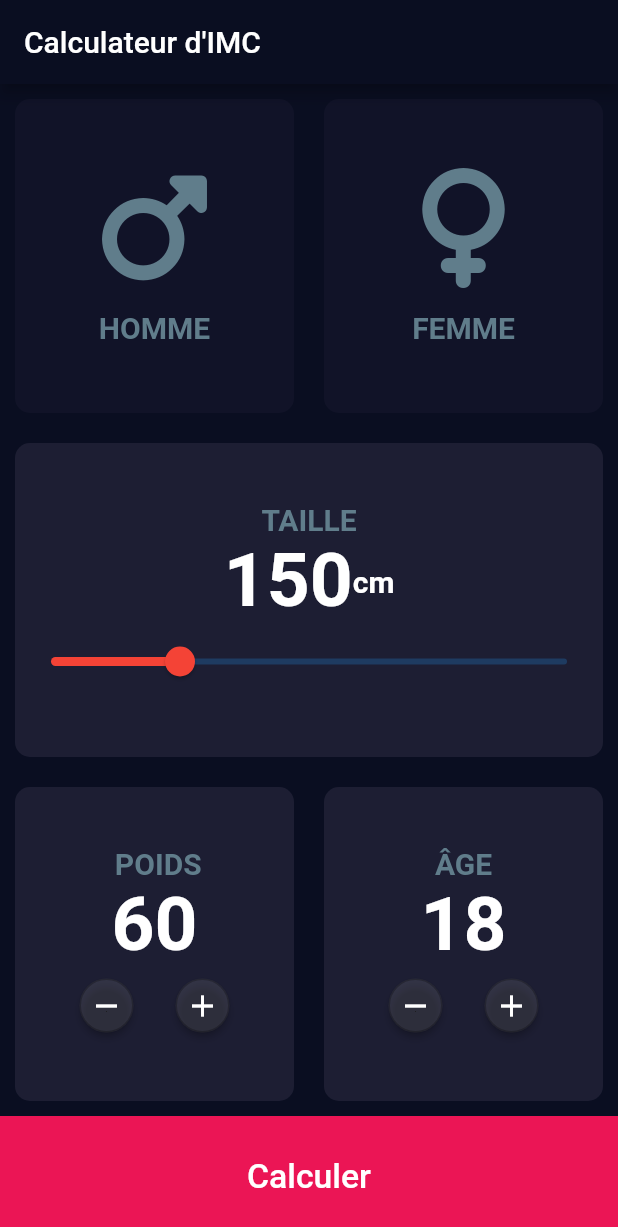
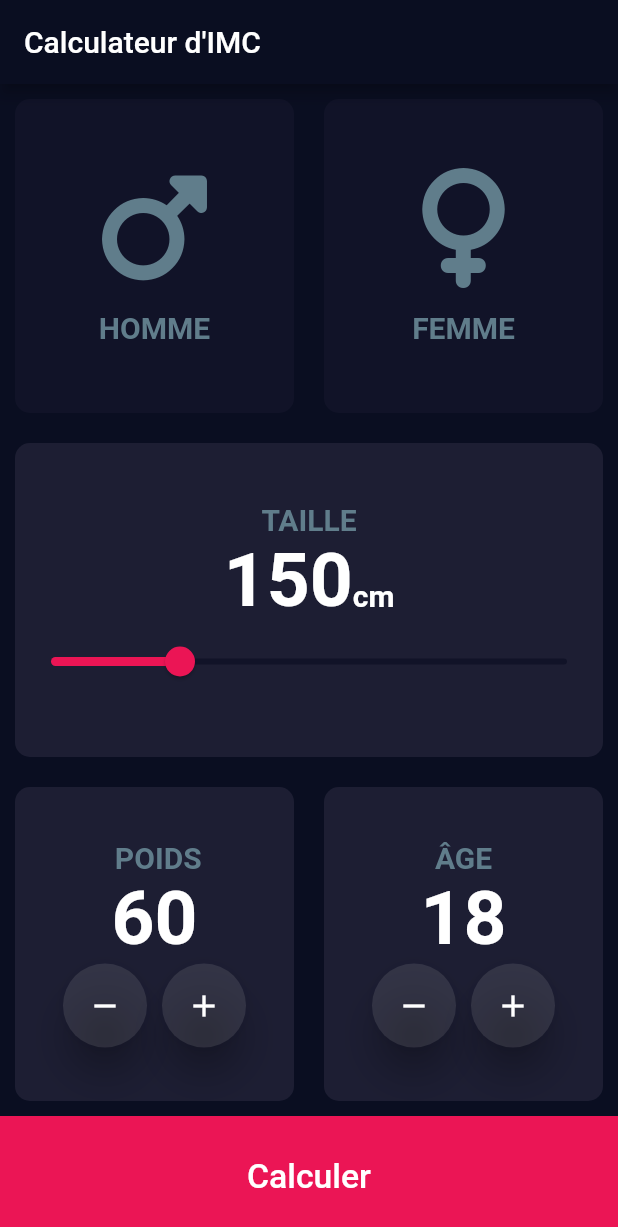
Before and after one commit to ApachaiZ/udemy_bmi_calculator, a Flutter app: the screen it shows after launch, on a phone screen of 412 x 824 dp. Shown: the top 1227 px of the screen. Run offline on Flutter 3.47's test engine with Material 2 defaults, Android fonts, the phone set to English and light mode, and no system bars; our stand-ins replace font_awesome_flutter, rflutter_alert.

Commit message:
Replace elevatedButton with custom made MaterialButton

```diff
--- a/lib/widgets/input_page.dart
+++ b/lib/widgets/input_page.dart
@@ -122,6 +122,8 @@ class InputPageState extends State<InputPage> {
                     ),
                     Row(
                       mainAxisAlignment: MainAxisAlignment.center,
+                      crossAxisAlignment: CrossAxisAlignment.baseline,
+                      textBaseline: TextBaseline.alphabetic,
                       children: [
                         Text(
                           "${height.toInt()}",
@@ -136,7 +138,8 @@ class InputPageState extends State<InputPage> {
                     ),
                     Center(
                       child: Slider(
-                        activeColor: Colors.red,
+                        activeColor: kBottomButtonColor,
+                        inactiveColor: kInactiveTileColor,
                         value: height,
                         onChanged: (newHeight) {
                           setState(() => height = newHeight);
--- a/lib/widgets/weight_age_card.dart
+++ b/lib/widgets/weight_age_card.dart
@@ -1,5 +1,6 @@
 import 'package:flutter/material.dart';
 import 'package:udemy_bmi_calculator/constants.dart';
+import 'package:udemy_bmi_calculator/widgets/weight_age_custom_button.dart';
 
 class WeightAgeCard extends StatefulWidget {
   const WeightAgeCard({
@@ -34,35 +35,20 @@ class WeightAgeCardState extends State<WeightAgeCard> {
         Row(
           mainAxisAlignment: MainAxisAlignment.center,
           children: [
-            ElevatedButton(
-              style: ButtonStyle(
-                backgroundColor: MaterialStateProperty.all((Colors.white10)),
-                shape: MaterialStateProperty.all(
-                  const CircleBorder(
-                    side: BorderSide(color: Colors.black26),
-                  ),
-                ),
-              ),
-              onPressed: () => widget.updateCard(
-                type: widget.type,
-                operation: false,
-              ),
-              child: const Icon(Icons.remove),
+            WeightAgeCustomButton(
+              updateCard: widget.updateCard,
+              type: widget.type,
+              operation: false,
+              icon: const Icon(Icons.remove),
             ),
-            ElevatedButton(
-              style: ButtonStyle(
-                backgroundColor: MaterialStateProperty.all((Colors.white10)),
-                shape: MaterialStateProperty.all(
-                  const CircleBorder(
-                    side: BorderSide(color: Colors.black26),
-                  ),
-                ),
-              ),
-              onPressed: () => widget.updateCard(
-                type: widget.type,
-                operation: true,
-              ),
-              child: const Icon(Icons.add),
+            const SizedBox(
+              width: 10.0,
+            ),
+            WeightAgeCustomButton(
+              updateCard: widget.updateCard,
+              type: widget.type,
+              operation: true,
+              icon: const Icon(Icons.add),
             ),
           ],
         )
--- /dev/null
+++ b/lib/widgets/weight_age_custom_button.dart
@@ -0,0 +1,36 @@
+import 'package:flutter/material.dart';
+
+class WeightAgeCustomButton extends StatelessWidget {
+  const WeightAgeCustomButton({
+    Key? key,
+    required this.icon,
+    required this.updateCard,
+    required this.type,
+    required this.operation,
+  }) : super(key: key);
+
+  final Icon icon;
+  final Function updateCard;
+  final bool type;
+  final bool operation;
+
+  @override
+  Widget build(BuildContext context) {
+    return Center(
+      child: RawMaterialButton(
+        elevation: 10.0,
+        constraints: const BoxConstraints.tightFor(
+          height: 56.0,
+          width: 56.0,
+        ),
+        shape: const CircleBorder(),
+        fillColor: Colors.white10,
+        child: icon,
+        onPressed: () => updateCard(
+          type: type,
+          operation: operation,
+        ),
+      ),
+    );
+  }
+}
```
